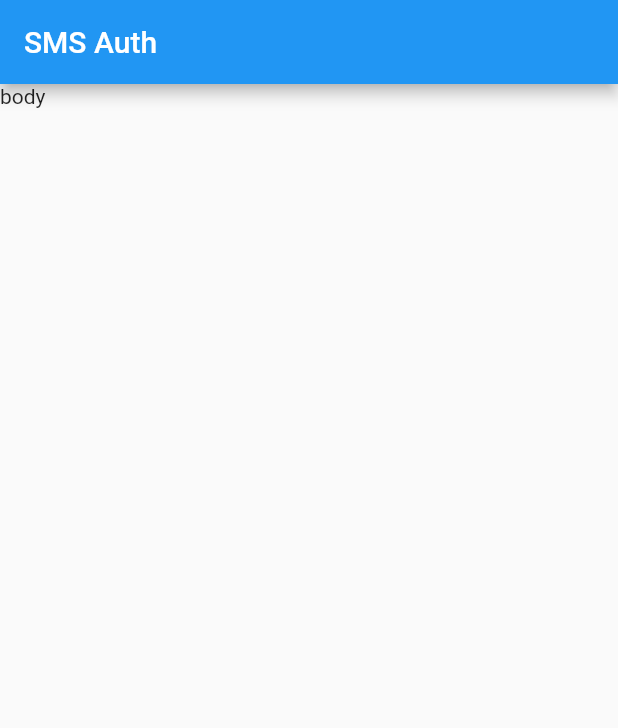
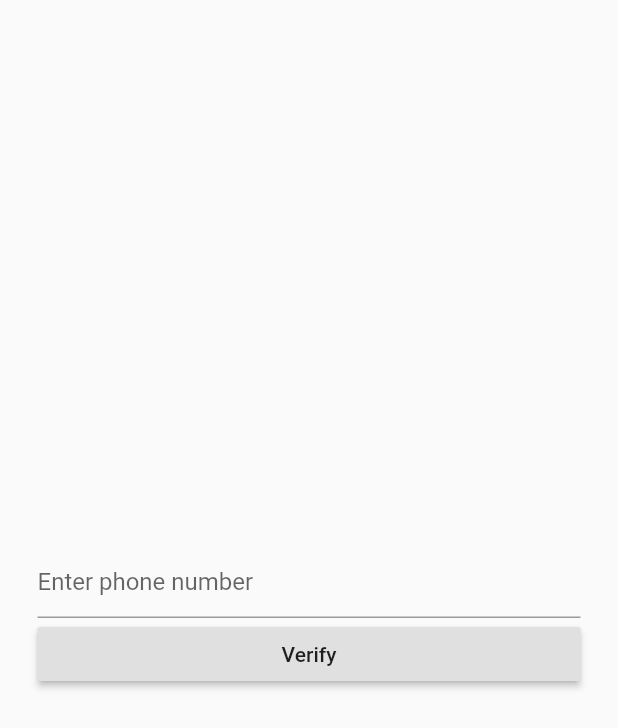
Before and after one commit to erwinagpasa/sms-auth, a Flutter app: the screen it shows after launch, on a phone screen of 412 x 824 dp. Shown: the top 728 px of the screen. Run offline on Flutter 3.47's test engine with Material 2 defaults, Android fonts, the phone set to English and light mode, and no system bars; our stand-ins replace firebase_auth; accounts and stored records are empty.

Commit message:
OTP integration

```diff
--- a/lib/main.dart
+++ b/lib/main.dart
@@ -1,5 +1,5 @@
 import 'package:flutter/material.dart';
-import 'package:cloud_firestore/cloud_firestore.dart';
+import 'package:sms_auth/services/authservice.dart';
 
 void main() {
   runApp(MyApp());
@@ -9,39 +9,7 @@ class MyApp extends StatelessWidget {
   @override
   Widget build(BuildContext context) {
     return MaterialApp(
-      title: 'Flutter Demo',
-      theme: ThemeData(
-        primarySwatch: Colors.blue,
-        visualDensity: VisualDensity.adaptivePlatformDensity,
-      ),
-      home: MyHomePage(),
+      home: AuthService().handleAuth(),
     );
   }
 }
-
-class MyHomePage extends StatefulWidget {
-  @override
-  _MyHomePageState createState() => _MyHomePageState();
-}
-
-class _MyHomePageState extends State<MyHomePage> {
-  @override
-  void initState() {
-    Firestore.instance
-        .collection('books')
-        .document()
-        .setData({'title': 'title', 'author': 'author'});
-
-    super.initState();
-  }
-
-  @override
-  Widget build(BuildContext context) {
-    return Scaffold(
-      appBar: AppBar(
-        title: Text('SMS Auth'),
-      ),
-      body: Text('body'),
-    );
-  }
-}
--- /dev/null
+++ b/lib/screens/loginpage.dart
@@ -0,0 +1,94 @@
+import 'package:firebase_auth/firebase_auth.dart';
+import 'package:flutter/material.dart';
+import 'package:sms_auth/services/authservice.dart';
+
+class LoginPage extends StatefulWidget {
+  @override
+  _LoginPageState createState() => _LoginPageState();
+}
+
+class _LoginPageState extends State<LoginPage> {
+  final formKey = new GlobalKey<FormState>();
+
+  String phoneNo, verificationId, smsCode;
+
+  bool codeSent = false;
+
+  @override
+  Widget build(BuildContext context) {
+    return Scaffold(
+      body: Form(
+          key: formKey,
+          child: Column(
+            mainAxisAlignment: MainAxisAlignment.center,
+            children: <Widget>[
+              Padding(
+                  padding: EdgeInsets.only(left: 25.0, right: 25.0),
+                  child: TextFormField(
+                    keyboardType: TextInputType.phone,
+                    decoration: InputDecoration(hintText: 'Enter phone number'),
+                    onChanged: (val) {
+                      setState(() {
+                        this.phoneNo = val;
+                      });
+                    },
+                  )),
+              codeSent
+                  ? Padding(
+                      padding: EdgeInsets.only(left: 25.0, right: 25.0),
+                      child: TextFormField(
+                        keyboardType: TextInputType.phone,
+                        decoration: InputDecoration(hintText: 'Enter OTP'),
+                        onChanged: (val) {
+                          setState(() {
+                            this.smsCode = val;
+                          });
+                        },
+                      ))
+                  : Container(),
+              Padding(
+                padding: EdgeInsets.only(left: 25.0, right: 25.0),
+                child: RaisedButton(
+                    child: Center(
+                        child: codeSent ? Text('Login') : Text('Verify')),
+                    onPressed: () {
+                      codeSent
+                          ? AuthService().signInWithOTP(smsCode, verificationId)
+                          : verifyPhone(phoneNo);
+                    }),
+              ),
+            ],
+          )),
+    );
+  }
+
+  Future<void> verifyPhone(phoneNo) async {
+    final PhoneVerificationCompleted verified = (AuthCredential authResult) {
+      AuthService().signIn(authResult);
+    };
+
+    final PhoneVerificationFailed verificationfailed =
+        (AuthException authException) {
+      print('${authException.message}');
+    };
+
+    final PhoneCodeSent smsSent = (String verId, [int forceResend]) {
+      this.verificationId = verId;
+      setState(() {
+        this.codeSent = true;
+      });
+    };
+
+    final PhoneCodeAutoRetrievalTimeout autoTimeout = (String verId) {
+      this.verificationId = verId;
+    };
+
+    await FirebaseAuth.instance.verifyPhoneNumber(
+        phoneNumber: phoneNo,
+        timeout: const Duration(seconds: 5),
+        verificationCompleted: verified,
+        verificationFailed: verificationfailed,
+        codeSent: smsSent,
+        codeAutoRetrievalTimeout: autoTimeout);
+  }
+}
--- /dev/null
+++ b/lib/services/authservice.dart
@@ -0,0 +1,35 @@
+import 'package:firebase_auth/firebase_auth.dart';
+import 'package:flutter/material.dart';
+import 'package:sms_auth/screens/dashboard.dart';
+import 'package:sms_auth/screens/loginpage.dart';
+
+class AuthService {
+  //Handles Auth
+  handleAuth() {
+    return StreamBuilder(
+        stream: FirebaseAuth.instance.onAuthStateChanged,
+        builder: (BuildContext context, snapshot) {
+          if (snapshot.hasData) {
+            return DashboardPage();
+          } else {
+            return LoginPage();
+          }
+        });
+  }
+
+  //Sign out
+  signOut() {
+    FirebaseAuth.instance.signOut();
+  }
+
+  //SignIn
+  signIn(AuthCredential authCreds) {
+    FirebaseAuth.instance.signInWithCredential(authCreds);
+  }
+
+  signInWithOTP(smsCode, verId) {
+    AuthCredential authCreds = PhoneAuthProvider.getCredential(
+        verificationId: verId, smsCode: smsCode);
+    signIn(authCreds);
+  }
+}
--- a/pubspec.yaml
+++ b/pubspec.yaml
@@ -24,6 +24,7 @@ dependencies:
   flutter:
     sdk: flutter
   cloud_firestore: ^0.13.7
+  firebase_auth: ^0.16.1
 
   # The following adds the Cupertino Icons font to your application.
   # Use with the CupertinoIcons class for iOS style icons.
```
Also changed, not shown: lib/screens/dashboard.dart (added, +23 -0 lines), pubspec.lock, 2 other files.
